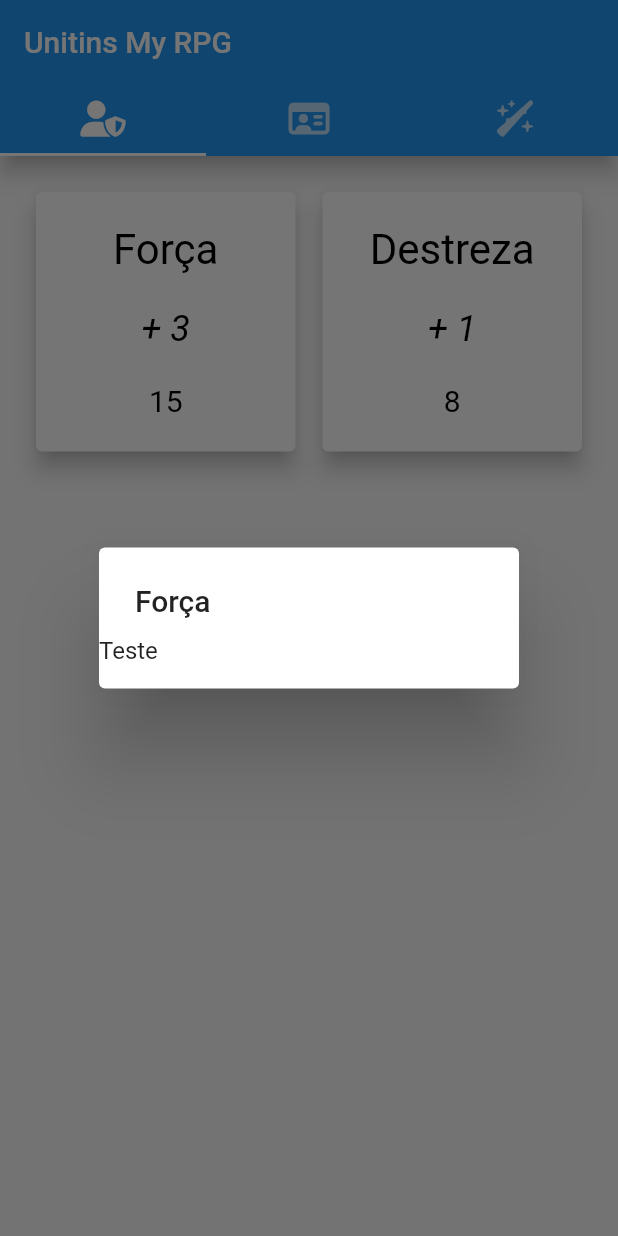
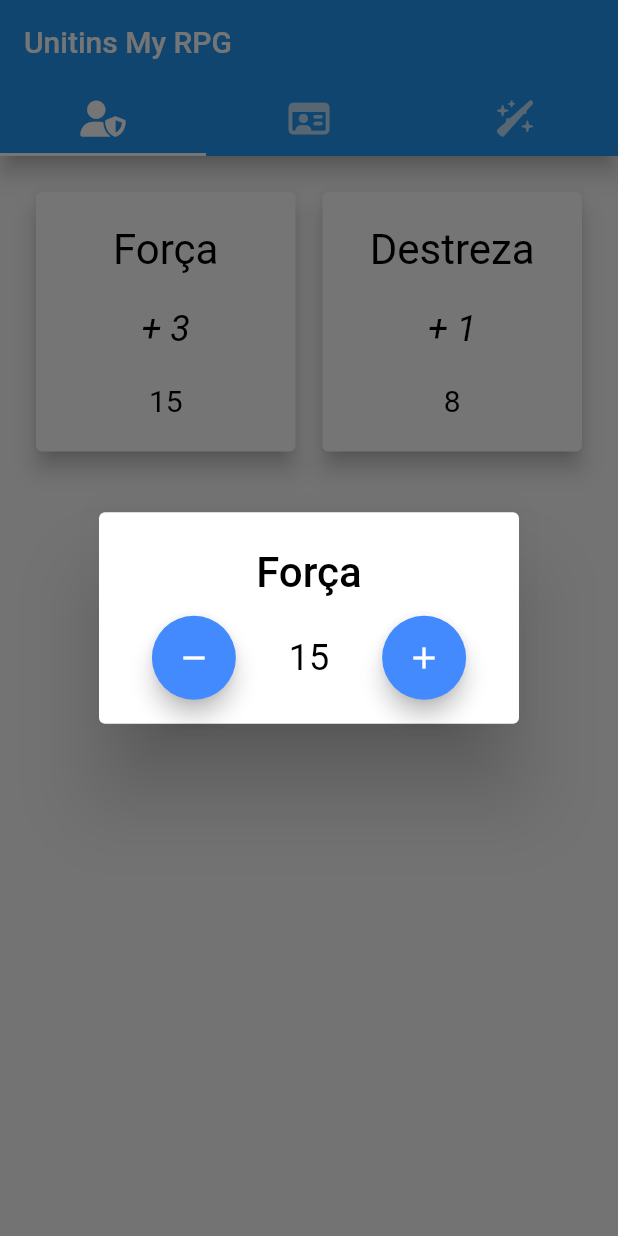
Before and after one commit to BrayanMota/Unitins-MyRPG, a Flutter app: the screen it shows after launch, after a tap on "Força", on a phone screen of 412 x 824 dp. Run offline on Flutter 3.47's test engine with Material 2 defaults, Android fonts, the phone set to English and light mode, and no system bars; our stand-ins replace font_awesome_flutter.

Commit message:
Update basic_attribute.dart

```diff
--- a/lib/character/shared/basic_attribute.dart
+++ b/lib/character/shared/basic_attribute.dart
@@ -2,7 +2,7 @@ import 'package:flutter/material.dart';
 import 'package:my_rpg/character/shared/attribute_model.dart';
 
 class BasicAttribute extends StatefulWidget {
-  BasicAttribute({Key? key, required this.attributeModel }) : super(key: key);
+  BasicAttribute({Key? key, required this.attributeModel}) : super(key: key);
 
   AttributeModel attributeModel;
 
@@ -55,16 +55,62 @@ class _BasicAttributeState extends State<BasicAttribute> {
   }
 
   Future<void> _loadAttributeDetails() async {
+    String _currentAttributeValue = widget.attributeModel.value.toString();
+
+    void _incrementAttributeValue() {
+      setState(() {
+        widget.attributeModel.value++;
+        _currentAttributeValue = widget.attributeModel.value.toString();
+      });
+    }
+
+    void _decrementAttributeValue() {
+      setState(() {
+        widget.attributeModel.value--;
+        _currentAttributeValue = widget.attributeModel.value.toString();
+      });
+    }
+
     switch (await showDialog<BasicAttribute>(
-        context: context,
-        builder: (BuildContext context) {
-          return SimpleDialog(
-              title: Text(widget.attributeModel.name),
-              children: const <Widget>[
-                Text('Teste')
-              ]
-          );
-        }
-    )) { }
+      context: context,
+      builder: (BuildContext context) {
+        return SimpleDialog(
+            title: Text(
+              widget.attributeModel.name,
+              textAlign: TextAlign.center,
+              style: const TextStyle(
+                fontSize: 28.0,
+                fontStyle: FontStyle.normal,
+                color: Colors.black,
+              ),
+            ),
+            children: <Widget>[
+              Row(
+                mainAxisAlignment: MainAxisAlignment.spaceEvenly,
+                children: [
+                  FloatingActionButton(
+                    child: const Icon(Icons.remove),
+                    backgroundColor: Colors.blueAccent,
+                    onPressed: _decrementAttributeValue,
+                  ),
+                  Text(
+                    _currentAttributeValue,
+                    style: const TextStyle(
+                      fontSize: 24.0,
+                      fontStyle: FontStyle.normal,
+                      color: Colors.black,
+                    ),
+                  ),
+                  FloatingActionButton(
+                    child: const Icon(Icons.add),
+                    backgroundColor: Colors.blueAccent,
+                    onPressed: _incrementAttributeValue,
+                  )
+                ],
+              )
+            ]);
+      },
+    )) {
+    }
   }
 }
```
